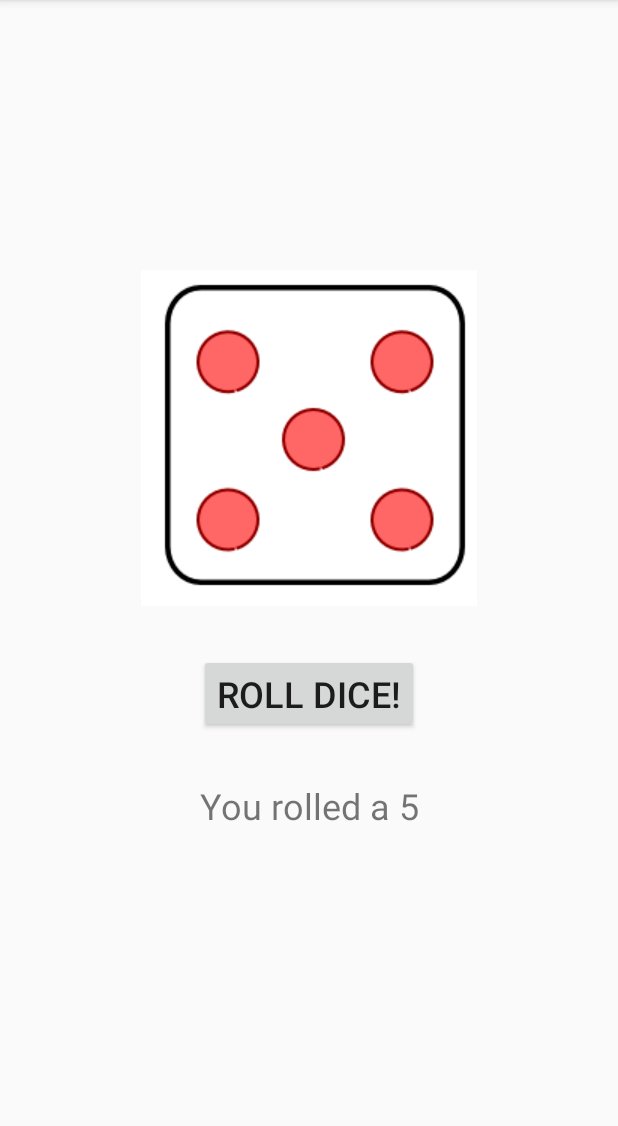
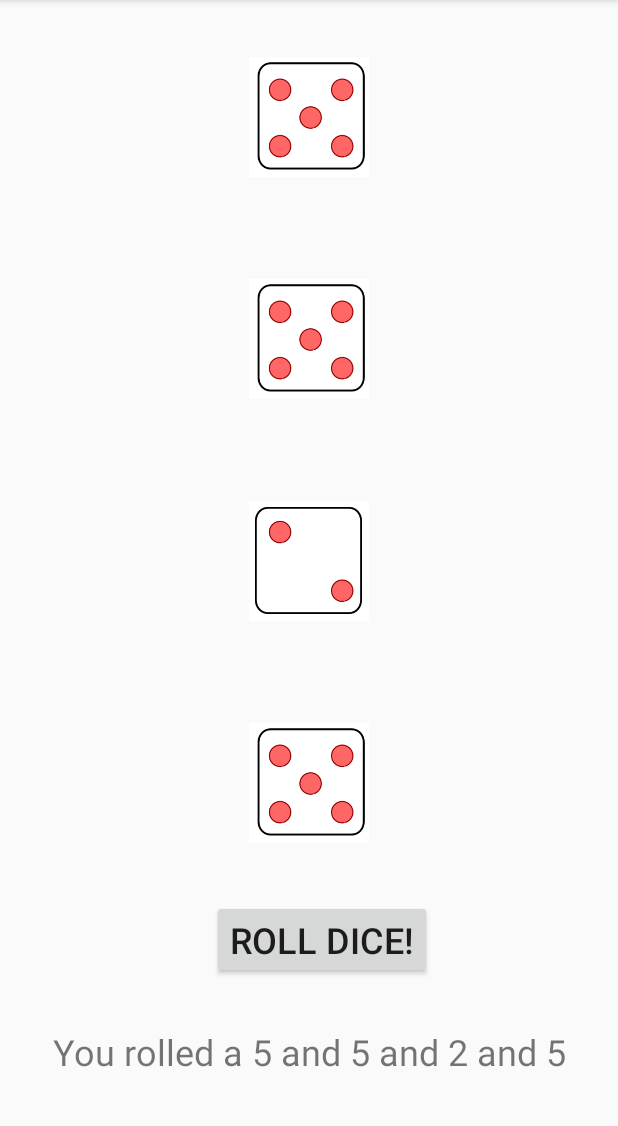
Before and after one commit to salt-shaker/DiceRoller, an Android app: the screen it shows after launch (MainActivity), after a tap on "ROLL DICE!", on a phone screen of 412 x 824 dp, the part 84-1210 px from its top. Run offline under Robolectric (Android 15) with nearby library versions, the phone set to English and light mode, and no system bars.

Commit message:
Multi-dice.

```diff
--- a/app/src/main/java/com/diceroller/MainActivity.java
+++ b/app/src/main/java/com/diceroller/MainActivity.java
@@ -12,9 +12,10 @@ public class MainActivity extends AppCompatActivity {
 
     Button btn_roll;
     TextView tv_rollNumber;
-    ImageView iv_diceRoll;
+    ImageView iv_diceRoll, iv_diceRoll2, iv_diceRoll3, iv_diceRoll4;
 
-    int diceRoll;
+    int diceRoll_01, diceRoll_02, diceRoll_03, diceRoll_04;
+
 
     @Override
     protected void onCreate(Bundle savedInstanceState) {
@@ -24,12 +25,18 @@ public class MainActivity extends AppCompatActivity {
         btn_roll = findViewById(R.id.btn_roll);
         tv_rollNumber = findViewById(R.id.tv_rollNumber);
         iv_diceRoll = findViewById(R.id.iv_diceRoll);
+        iv_diceRoll2 = findViewById(R.id.iv_diceRoll2);
+        iv_diceRoll3 = findViewById(R.id.iv_diceRoll3);
+        iv_diceRoll4 = findViewById(R.id.iv_diceRoll4);
 
         btn_roll.setOnClickListener(new View.OnClickListener() {
             @Override
             public void onClick(View view) {
-                diceRoll = (int) ((Math.random()*5.5)+1);
-                switch(diceRoll){
+                diceRoll_01 = (int) ((Math.random()*5.5)+1);
+                diceRoll_02 = (int) ((Math.random()*5.5)+1);
+                diceRoll_03 = (int) ((Math.random()*5.5)+1);
+                diceRoll_04 = (int) ((Math.random()*5.5)+1);
+                switch(diceRoll_01){
                     case 1:
                         iv_diceRoll.setImageResource(R.drawable.tile000);
                         break;
@@ -50,7 +57,70 @@ public class MainActivity extends AppCompatActivity {
                         break;
                 }
 
-                tv_rollNumber.setText("You rolled a " + diceRoll);
+                switch(diceRoll_02){
+                    case 1:
+                        iv_diceRoll2.setImageResource(R.drawable.tile000);
+                        break;
+                    case 2:
+                        iv_diceRoll2.setImageResource(R.drawable.tile001);
+                        break;
+                    case 3:
+                        iv_diceRoll2.setImageResource(R.drawable.tile002);
+                        break;
+                    case 4:
+                        iv_diceRoll2.setImageResource(R.drawable.tile003);
+                        break;
+                    case 5:
+                        iv_diceRoll2.setImageResource(R.drawable.tile004);
+                        break;
+                    case 6:
+                        iv_diceRoll2.setImageResource(R.drawable.tile005);
+                        break;
+                }
+
+                switch(diceRoll_03){
+                    case 1:
+                        iv_diceRoll3.setImageResource(R.drawable.tile000);
+                        break;
+                    case 2:
+                        iv_diceRoll3.setImageResource(R.drawable.tile001);
+                        break;
+                    case 3:
+                        iv_diceRoll3.setImageResource(R.drawable.tile002);
+                        break;
+                    case 4:
+                        iv_diceRoll3.setImageResource(R.drawable.tile003);
+                        break;
+                    case 5:
+                        iv_diceRoll3.setImageResource(R.drawable.tile004);
+                        break;
+                    case 6:
+                        iv_diceRoll3.setImageResource(R.drawable.tile005);
+                        break;
+                }
+
+                switch(diceRoll_04){
+                    case 1:
+                        iv_diceRoll4.setImageResource(R.drawable.tile000);
+                        break;
+                    case 2:
+                        iv_diceRoll4.setImageResource(R.drawable.tile001);
+                        break;
+                    case 3:
+                        iv_diceRoll4.setImageResource(R.drawable.tile002);
+                        break;
+                    case 4:
+                        iv_diceRoll4.setImageResource(R.drawable.tile003);
+                        break;
+                    case 5:
+                        iv_diceRoll4.setImageResource(R.drawable.tile004);
+                        break;
+                    case 6:
+                        iv_diceRoll4.setImageResource(R.drawable.tile005);
+                        break;
+                }
+
+                tv_rollNumber.setText("You rolled a " + diceRoll_01 + " and " + diceRoll_02 + " and " + diceRoll_03 + " and " + diceRoll_04);
             }
         });
     }
--- a/app/src/main/res/layout/activity_main.xml
+++ b/app/src/main/res/layout/activity_main.xml
@@ -8,17 +8,62 @@
 
     <ImageView
         android:id="@+id/iv_diceRoll"
-        android:layout_width="wrap_content"
-        android:layout_height="wrap_content"
+        android:layout_width="80dp"
+        android:layout_height="140dp"
         android:layout_marginStart="8dp"
         android:layout_marginLeft="8dp"
-        android:layout_marginTop="180dp"
+        android:layout_marginTop="8dp"
         android:layout_marginEnd="8dp"
         android:layout_marginRight="8dp"
         android:contentDescription="@string/iv_dice"
         app:layout_constraintEnd_toEndOf="parent"
         app:layout_constraintStart_toStartOf="parent"
         app:layout_constraintTop_toTopOf="parent"
+        app:srcCompat="@drawable/tile005" />
+
+    <ImageView
+        android:id="@+id/iv_diceRoll2"
+        android:layout_width="80dp"
+        android:layout_height="140dp"
+        android:layout_marginStart="8dp"
+        android:layout_marginLeft="8dp"
+        android:layout_marginTop="8dp"
+        android:layout_marginEnd="8dp"
+        android:layout_marginRight="8dp"
+        android:contentDescription="@string/iv_dice"
+        app:layout_constraintEnd_toEndOf="parent"
+        app:layout_constraintStart_toStartOf="parent"
+        app:layout_constraintTop_toBottomOf="@+id/iv_diceRoll"
+        app:srcCompat="@drawable/tile005" />
+
+    <ImageView
+        android:id="@+id/iv_diceRoll3"
+        android:layout_width="80dp"
+        android:layout_height="140dp"
+        android:layout_marginStart="8dp"
+        android:layout_marginLeft="8dp"
+        android:layout_marginTop="8dp"
+        android:layout_marginEnd="8dp"
+        android:layout_marginRight="8dp"
+        android:contentDescription="@string/iv_dice"
+        app:layout_constraintEnd_toEndOf="parent"
+        app:layout_constraintStart_toStartOf="parent"
+        app:layout_constraintTop_toBottomOf="@+id/iv_diceRoll2"
+        app:srcCompat="@drawable/tile005" />
+
+    <ImageView
+        android:id="@+id/iv_diceRoll4"
+        android:layout_width="80dp"
+        android:layout_height="140dp"
+        android:layout_marginStart="8dp"
+        android:layout_marginLeft="8dp"
+        android:layout_marginTop="8dp"
+        android:layout_marginEnd="8dp"
+        android:layout_marginRight="8dp"
+        android:contentDescription="@string/iv_dice"
+        app:layout_constraintEnd_toEndOf="parent"
+        app:layout_constraintStart_toStartOf="parent"
+        app:layout_constraintTop_toBottomOf="@+id/iv_diceRoll3"
         app:srcCompat="@drawable/tile005" />
 
     <TextView
@@ -41,12 +86,13 @@
         android:layout_height="wrap_content"
         android:layout_marginStart="8dp"
         android:layout_marginLeft="8dp"
-        android:layout_marginTop="32dp"
+        android:layout_marginTop="8dp"
         android:layout_marginEnd="8dp"
         android:layout_marginRight="8dp"
         android:text="@string/rollDice"
         android:textSize="24sp"
         app:layout_constraintEnd_toEndOf="parent"
+        app:layout_constraintHorizontal_bias="0.536"
         app:layout_constraintStart_toStartOf="parent"
-        app:layout_constraintTop_toBottomOf="@+id/iv_diceRoll" />
+        app:layout_constraintTop_toBottomOf="@+id/iv_diceRoll4" />
 </androidx.constraintlayout.widget.ConstraintLayout>
```
